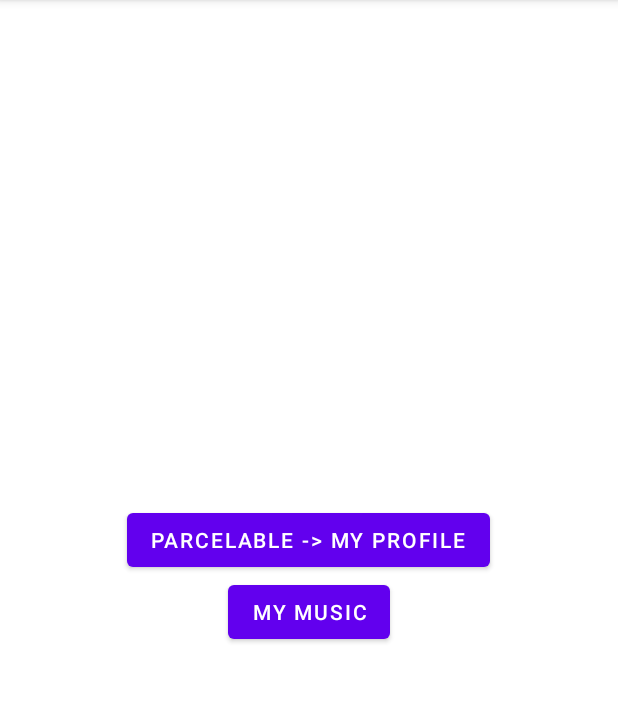
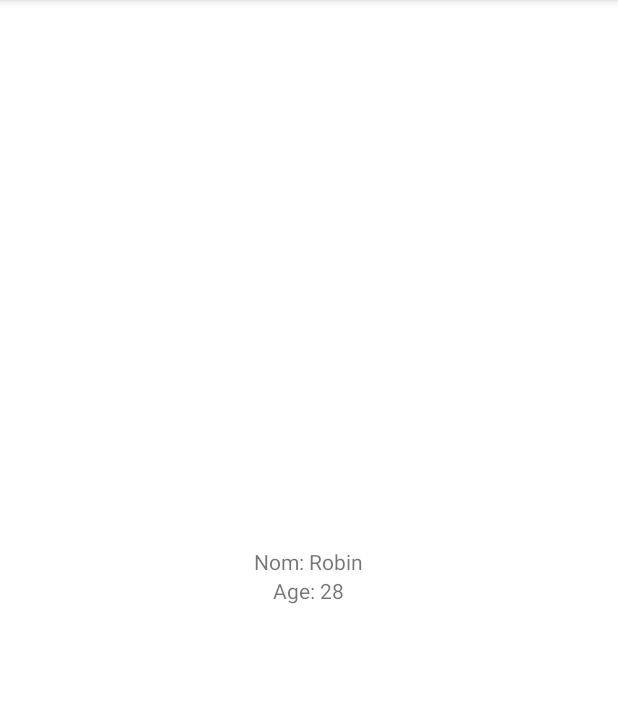
Before and after one commit to SenrielW/Exercice_1, an Android app: the screen it shows after launch (MainActivity before the commit, ProfileDetails after it), after a tap on "PARCELABLE -> MY PROFILE", on a phone screen of 412 x 824 dp, the part 84-786 px from its top. Run offline under Robolectric (Android 15) with nearby library versions, the phone set to English and light mode, and no system bars.

Commit message:
Parceble component

```diff
--- a/app/src/main/AndroidManifest.xml
+++ b/app/src/main/AndroidManifest.xml
@@ -11,6 +11,9 @@
         android:supportsRtl="true"
         android:theme="@style/Theme.Exercice_1"
         tools:targetApi="31">
+        <activity
+            android:name=".ProfileDetails"
+            android:exported="false" />
         <activity
             android:name=".MyMusic"
             android:exported="false" />
--- a/app/src/main/java/com/example/exercice_1/MainActivity.kt
+++ b/app/src/main/java/com/example/exercice_1/MainActivity.kt
@@ -11,11 +11,13 @@ class MainActivity : AppCompatActivity() {
         super.onCreate(savedInstanceState)
         setContentView(R.layout.activity_main)
 
-        // Button Presentation
+        // Button Profile
+        var profile = Profile("Robin", 28)
         val buttonParcelable = findViewById<Button>(R.id.my_profile)
         buttonParcelable.setOnClickListener{
-
-            startActivity(intent)
+            val intentProfile = Intent(this, ProfileDetails::class.java)
+            intentProfile.putExtra("profile", profile)
+            startActivity(intentProfile)
         }
 
         // Button Music
--- a/app/src/main/java/com/example/exercice_1/Profile.kt
+++ b/app/src/main/java/com/example/exercice_1/Profile.kt
@@ -4,7 +4,7 @@ import android.os.Parcel
 import android.os.Parcelable
 
 // Implement via profile et non class pour que ça charge bien
-data class Profile(val name:String?, var age:Int): Parcelable{
+data class Profile(var name:String?, var age:Int): Parcelable{
     constructor(parcel: Parcel) : this(
         parcel.readString(),
         parcel.readInt()
--- a/app/src/main/java/com/example/exercice_1/ProfileDetails.kt
+++ b/app/src/main/java/com/example/exercice_1/ProfileDetails.kt
@@ -1,16 +1,22 @@
 package com.example.exercice_1
 
+import android.os.Build
 import android.os.Bundle
 import android.os.PersistableBundle
+import android.widget.TextView
 import androidx.appcompat.app.AppCompatActivity
 
-class ProfileDetails: AppCompatActivity() {
+class ProfileDetails : AppCompatActivity() {
     override fun onCreate(savedInstanceState: Bundle?) {
         super.onCreate(savedInstanceState)
-        setContentView()
-    }
+        setContentView(R.layout.activity_profile_details)
 
-    private fun setContentView() {
-        TODO("Not yet implemented")
+        //Catch Profile in MainActivity
+        val profile:Profile = intent.getParcelableExtra("profile")!!
+        val nameTextView = findViewById<TextView>(R.id.name)
+        val ageTextView = findViewById<TextView>(R.id.age)
+
+        nameTextView.setText("Nom: ${profile?.name}")
+        ageTextView.setText("Age: ${profile?.age}")
     }
 }
--- a/app/src/main/res/layout/activity_profile_details.xml
+++ b/app/src/main/res/layout/activity_profile_details.xml
@@ -1,6 +1,19 @@
 <?xml version="1.0" encoding="utf-8"?>
 <LinearLayout xmlns:android="http://schemas.android.com/apk/res/android"
     android:layout_width="match_parent"
-    android:layout_height="match_parent">
+    android:layout_height="match_parent"
+    android:orientation="vertical"
+    android:gravity="center"
+    >
+    <TextView
+        android:id="@+id/name"
+        android:layout_width="wrap_content"
+        android:layout_height="wrap_content"
+        />
+    <TextView
+        android:id="@+id/age"
+        android:layout_width="wrap_content"
+        android:layout_height="wrap_content"
+        />
 
 </LinearLayout>
```
